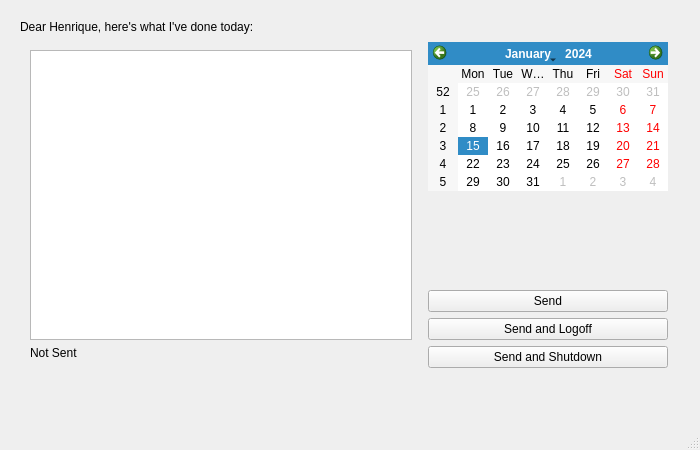
Before: the Qt Designer form qtdesigner/henrique.ui in cclauss/henrique, drawn with Qt 5.
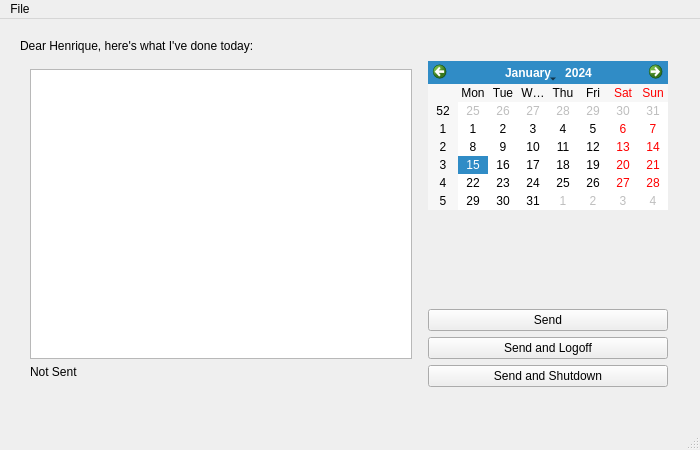
After: the same form once the commit is applied.

What changed in the file:
```diff
--- a/qtdesigner/henrique.ui
+++ b/qtdesigner/henrique.ui
@@ -158,6 +158,28 @@
    </widget>
   </widget>
   <widget class="QStatusBar" name="statusbar"/>
+  <widget class="QMenuBar" name="menuBar">
+   <property name="geometry">
+    <rect>
+     <x>0</x>
+     <y>0</y>
+     <width>700</width>
+     <height>25</height>
+    </rect>
+   </property>
+   <widget class="QMenu" name="menuFile">
+    <property name="title">
+     <string>File</string>
+    </property>
+    <addaction name="actionSettings"/>
+   </widget>
+   <addaction name="menuFile"/>
+  </widget>
+  <action name="actionSettings">
+   <property name="text">
+    <string>Settings</string>
+   </property>
+  </action>
  </widget>
  <resources/>
  <connections/>
```
